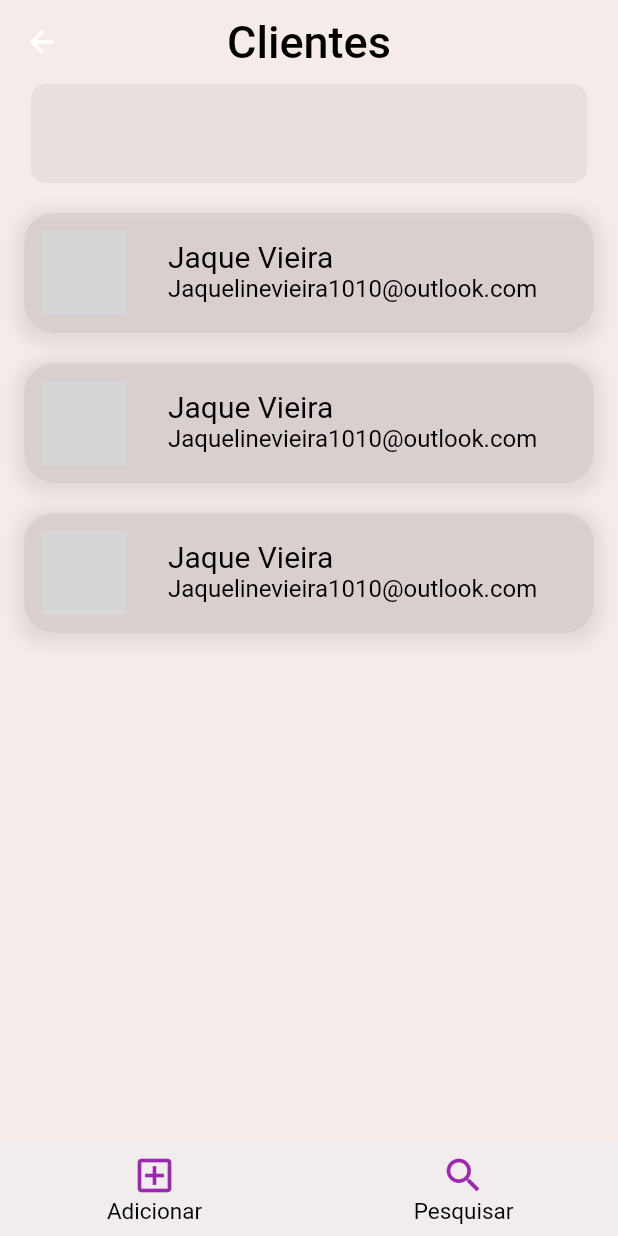
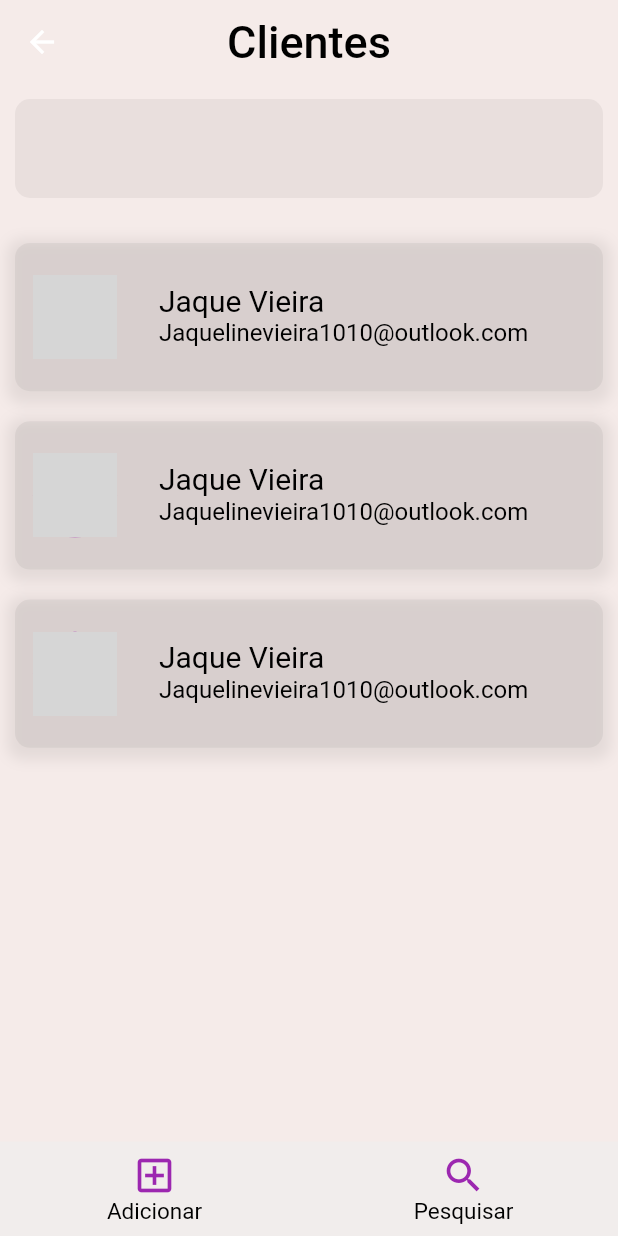
Before and after one commit to CodNameLouis/Clients-Manager, a Flutter app: the HomePage screen opened by its route, on a phone screen of 412 x 824 dp. Run offline on Flutter 3.47's test engine with Material 2 defaults, Android fonts, the light colour scheme and no system bars; our stand-ins replace get; network calls fail; grey boxes are pictures that could not be loaded.

Commit message:
Marge commit

```diff
--- a/lib/presenter/add_clients/add_clients_page.dart
+++ b/lib/presenter/add_clients/add_clients_page.dart
@@ -21,7 +21,7 @@ class AddClientsPage extends GetView<AddClientsController> {
           'Adicionar cliente',
           style: TextStyle(
             color: Colors.black,
-            fontSize: 22,
+            fontSize: 30,
             fontWeight: FontWeight.w500,
           ),
         ),
--- a/lib/presenter/clients_details/widgets/body_clients_details.dart
+++ b/lib/presenter/clients_details/widgets/body_clients_details.dart
@@ -14,9 +14,12 @@ class BodyClientsDetails extends StatelessWidget {
     return Column(
       mainAxisAlignment: MainAxisAlignment.center,
       children: [
-        CardDetails(height: height, width: width),
+        CardDetails(
+          height: height,
+          width: width,
+        ),
         Row(
-          mainAxisAlignment: MainAxisAlignment.spaceEvenly,
+          mainAxisAlignment: MainAxisAlignment.spaceAround,
           children: const [
             DefaultTextButton(
               title: 'Editar',
--- a/lib/presenter/clients_details/widgets/card_details.dart
+++ b/lib/presenter/clients_details/widgets/card_details.dart
@@ -29,7 +29,7 @@ class CardDetails extends StatelessWidget {
         ],
         color: Colors.black.withOpacity(0.05),
         borderRadius: const BorderRadius.all(
-          Radius.circular(20),
+          Radius.circular(10),
         ),
       ),
       child: Padding(
--- a/lib/presenter/edit_client/edit_client_page.dart
+++ b/lib/presenter/edit_client/edit_client_page.dart
@@ -21,7 +21,7 @@ class EditClientPage extends GetView<EditClientController> {
           'Editar informações',
           style: TextStyle(
             color: Colors.black,
-            fontSize: 22,
+            fontSize: 30,
             fontWeight: FontWeight.w500,
           ),
         ),
--- a/lib/presenter/home/widgets/body_home.dart
+++ b/lib/presenter/home/widgets/body_home.dart
@@ -12,16 +12,22 @@ class BodyHome extends StatelessWidget {
     double width = MediaQuery.of(context).size.width;
     return Column(
       children: [
-        Row(
-          mainAxisAlignment: MainAxisAlignment.center,
-          children: [DefaultTextFormWidget(height: height, width: width)],
-        ),
+        DefaultTextFormWidget(height: height, width: width),
         const SizedBox(
           height: 10,
         ),
-        const CardInfoClients(),
-        const CardInfoClients(),
-        const CardInfoClients(),
+        CardInfoClients(
+          height: height,
+          width: width,
+        ),
+        CardInfoClients(
+          height: height,
+          width: width,
+        ),
+        CardInfoClients(
+          height: height,
+          width: width,
+        ),
       ],
     );
   }
--- a/lib/presenter/home/widgets/card_info_clients.dart
+++ b/lib/presenter/home/widgets/card_info_clients.dart
@@ -3,14 +3,19 @@ import 'package:flutter/material.dart';
 class CardInfoClients extends StatelessWidget {
   const CardInfoClients({
     Key? key,
+    required this.height,
+    required this.width,
   }) : super(key: key);
+
+  final double height;
+  final double width;
 
   @override
   Widget build(BuildContext context) {
     return Container(
       margin: const EdgeInsets.all(10),
-      height: 80,
-      width: 380,
+      height: height * 0.12,
+      width: width * 1,
       decoration: BoxDecoration(
         boxShadow: [
           BoxShadow(
@@ -22,7 +27,7 @@ class CardInfoClients extends StatelessWidget {
         ],
         color: Colors.black.withOpacity(0.05),
         borderRadius: const BorderRadius.all(
-          Radius.circular(20),
+          Radius.circular(10),
         ),
       ),
       child: Row(
--- a/lib/presenter/splash/splash_controller.dart
+++ b/lib/presenter/splash/splash_controller.dart
@@ -6,7 +6,7 @@ class SplashController extends GetxController {
   @override
   void onInit() async {
     await Future.delayed(const Duration(seconds: 2));
-    Get.toNamed(ClientsDetailsPage.route);
+    Get.toNamed(HomePage.route);
     super.onInit();
   }
 }
--- a/lib/shared/widgets/defaultTextFormField.dart
+++ b/lib/shared/widgets/defaultTextFormField.dart
@@ -56,8 +56,9 @@ class DefaultTextFormWidget extends StatelessWidget {
   @override
   Widget build(BuildContext context) {
     return Container(
+      margin: const EdgeInsets.all(10),
       height: height * 0.08,
-      width: width * 0.9,
+      width: width * 1,
       alignment: Alignment.center,
       decoration: BoxDecoration(
         color: Colors.black.withOpacity(.05),
```
